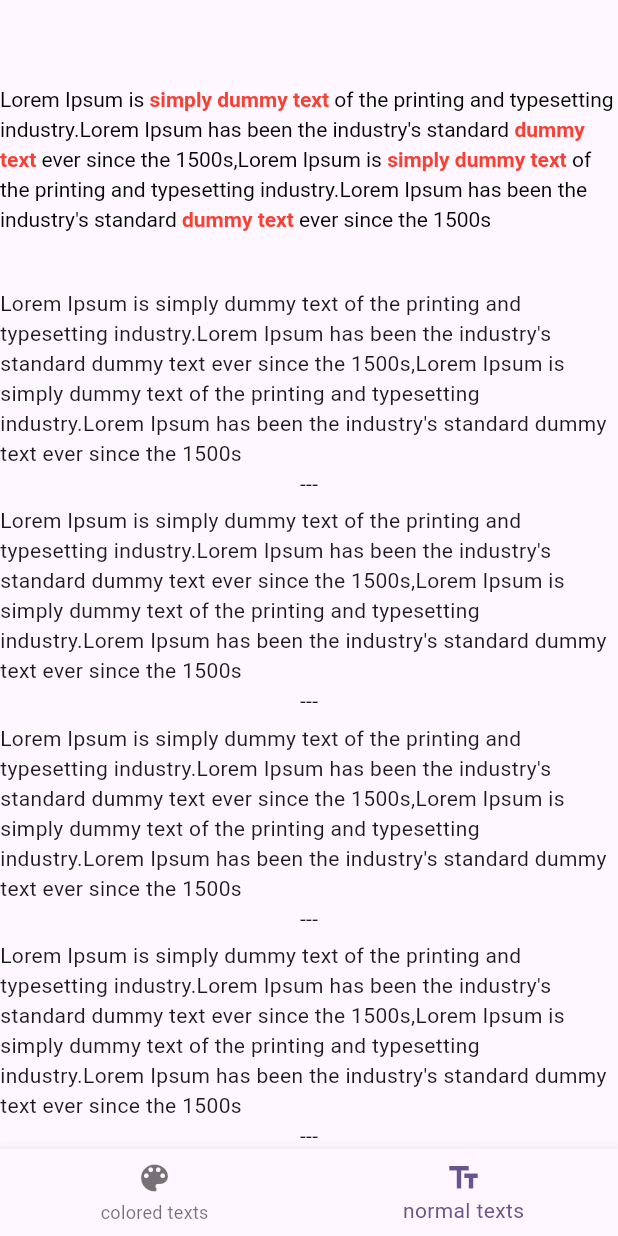
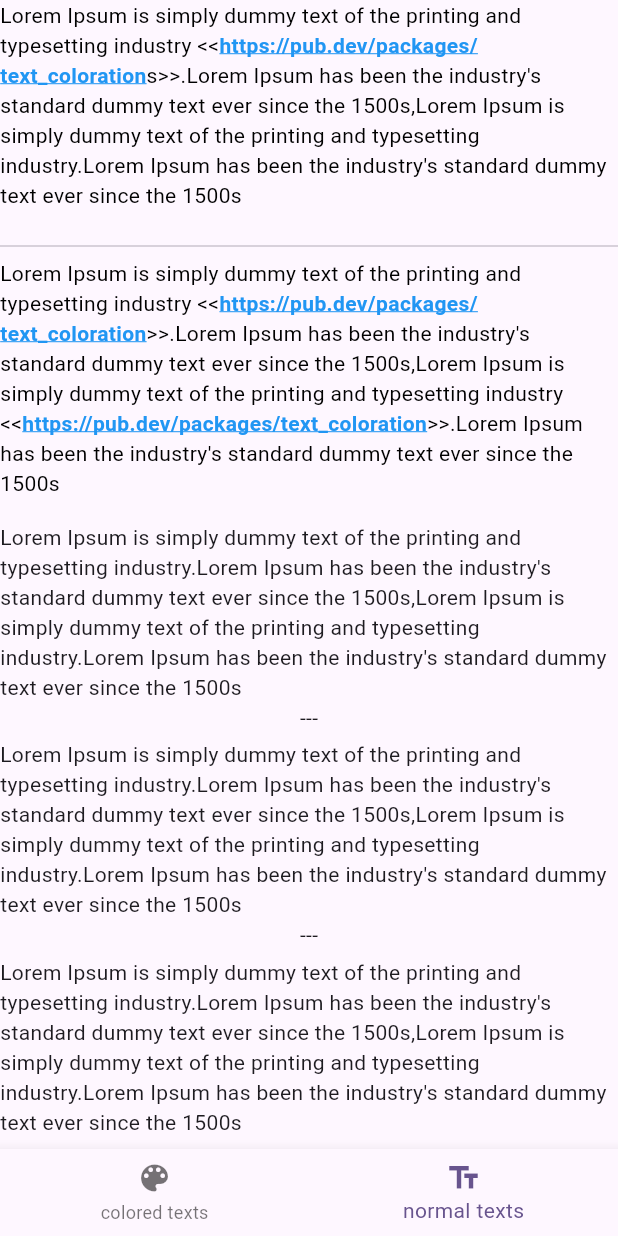
Before and after one commit to liodali/text_coloration, a Flutter app: the screen it shows after launch, item 2 of the bottom bar chosen, on a phone screen of 412 x 824 dp. Run offline on Flutter 3.47's test engine with Material 3 defaults, Android fonts, the phone set to English and light mode, and no system bars.

Commit message:
* improve text coloration implementation * add new constructor .link .text,.words for better managment

```diff
--- a/example/lib/main.dart
+++ b/example/lib/main.dart
@@ -1,5 +1,6 @@
 import 'package:flutter/material.dart';
 import 'package:text_coloration/text_coloration.dart';
+import 'package:url_launcher/url_launcher.dart';
 
 void main() {
   runApp(const MyApp());
@@ -36,21 +37,41 @@ class _StateFirstExample extends State<FirstExamplePage> {
   @override
   Widget build(BuildContext context) {
     return Scaffold(
-      appBar: AppBar(),
-      body: IndexedStack(
+      body: SafeArea(
+        child: IndexedStack(
           index: index,
           children: const [
             TextColorationExamples(),
             TextExample(),
           ],
         ),
-      bottomNavigationBar: BottomNavigationBar(
-        currentIndex: index,
+      ),
+      bottomNavigationBar: BottomNav(
+        index: index,
         onTap: (index) {
           setState(() {
             this.index = index;
           });
         },
+      ),
+    );
+  }
+}
+
+class BottomNav extends StatelessWidget {
+  final int index;
+  final Function(int) onTap;
+  const BottomNav({
+    super.key,
+    required this.index,
+    required this.onTap,
+  });
+
+  @override
+  Widget build(BuildContext context) {
+    return BottomNavigationBar(
+      currentIndex: index,
+      onTap: onTap,
       items: const [
         BottomNavigationBarItem(
           icon: Icon(
@@ -65,7 +86,6 @@ class _StateFirstExample extends State<FirstExamplePage> {
           label: "normal texts",
         ),
       ],
-      ),
     );
   }
 }
@@ -79,12 +99,12 @@ class TextColorationExamples extends StatelessWidget {
       itemBuilder: (context, _) {
         return Padding(
           padding: const EdgeInsets.only(bottom: 16),
-          child: TextColorationWidget(
+          child: TextColorationWidget.words(
             searchedTextStyle: const TextStyle(
               color: Colors.red,
               fontWeight: FontWeight.bold,
             ),
-            textToStyled: "simply dummy text",
+            wordsToStyled: const ['simply', 'dummy', 'text', 'lorem', 'ipsum'],
             text:
                 "Lorem Ipsum is simply dummy text of the printing and typesetting industry.Lorem Ipsum has been the industry's standard dummy text ever since the 1500s,Lorem Ipsum is simply dummy text of the printing and typesetting industry.Lorem Ipsum has been the industry's standard dummy text ever since the 1500s ",
             defaultTextStyleColor: const TextStyle(color: Colors.black),
@@ -92,7 +112,7 @@ class TextColorationExamples extends StatelessWidget {
           ),
         );
       },
-      itemCount: 50,
+      itemCount: 150,
       addAutomaticKeepAlives: true,
       addRepaintBoundaries: false,
     );
@@ -109,15 +129,47 @@ class TextExample extends StatelessWidget {
         mainAxisSize: MainAxisSize.min,
         children: [
           Padding(
-            padding: const EdgeInsets.only(bottom: 16),
-            child: TextColorationWidget(
-              searchedTextStyle: const TextStyle(
-                color: Colors.red,
+            padding: const EdgeInsets.only(
+              bottom: 16,
+            ),
+            child: TextColorationWidget.link(
+              urlTextStyle: const TextStyle(
+                color: Colors.blue,
                 fontWeight: FontWeight.bold,
+                decoration: TextDecoration.underline,
+                decorationColor: Colors.blue,
               ),
-              textToStyled: "simply dummy text",
+              urlAction: () {
+                launchUrl(
+                  Uri.parse('https://pub.dev/packages/text_coloration'),
+                );
+              },
+              url: 'https://pub.dev/packages/text_coloration',
               text:
-                  "Lorem Ipsum is simply dummy text of the printing and typesetting industry.Lorem Ipsum has been the industry's standard dummy text ever since the 1500s,Lorem Ipsum is simply dummy text of the printing and typesetting industry.Lorem Ipsum has been the industry's standard dummy text ever since the 1500s ",
+                  "Lorem Ipsum is simply dummy text of the printing and typesetting industry <<https://pub.dev/packages/text_colorations>>.Lorem Ipsum has been the industry's standard dummy text ever since the 1500s,Lorem Ipsum is simply dummy text of the printing and typesetting industry.Lorem Ipsum has been the industry's standard dummy text ever since the 1500s ",
+              defaultTextStyleColor: const TextStyle(color: Colors.black),
+            ),
+          ),
+          const Divider(),
+          Padding(
+            padding: const EdgeInsets.only(
+              bottom: 16,
+            ),
+            child: TextColorationWidget.link(
+              urlTextStyle: const TextStyle(
+                color: Colors.blue,
+                fontWeight: FontWeight.bold,
+                decoration: TextDecoration.underline,
+                decorationColor: Colors.blue,
+              ),
+              urlAction: () {
+                launchUrl(
+                  Uri.parse('https://pub.dev/packages/text_coloration'),
+                );
+              },
+              url: 'https://pub.dev/packages/text_coloration',
+              text:
+                  "Lorem Ipsum is simply dummy text of the printing and typesetting industry <<https://pub.dev/packages/text_coloration>>.Lorem Ipsum has been the industry's standard dummy text ever since the 1500s,Lorem Ipsum is simply dummy text of the printing and typesetting industry <<https://pub.dev/packages/text_coloration>>.Lorem Ipsum has been the industry's standard dummy text ever since the 1500s ",
               defaultTextStyleColor: const TextStyle(color: Colors.black),
             ),
           ),
--- a/example/pubspec.yaml
+++ b/example/pubspec.yaml
@@ -30,6 +30,7 @@ environment:
 dependencies:
   flutter:
     sdk: flutter
+  url_launcher: ^6.3.0
   text_coloration:
     path: ../
 
--- a/lib/text_coloration.dart
+++ b/lib/text_coloration.dart
@@ -1,5 +1,6 @@
 library text_coloration;
 
+import 'package:flutter/gestures.dart';
 import 'package:flutter/material.dart';
 
 /// [TextColorationWidget]
@@ -7,140 +8,130 @@ import 'package:flutter/material.dart';
 /// this widget will stylish a part of a [text] depend on  the text searched
 /// [textToStyled] where will use [searchedTextStyle] to do that
 /// also you should provide the maxlines
-class TextColorationWidget extends StatelessWidget {
+class TextColorationWidget extends StatefulWidget {
   final String text;
-  final String textToStyled;
   final TextStyle searchedTextStyle;
   final TextStyle defaultTextStyleColor;
-  final int maxlines;
+  final int? maxlines;
   final TextDirection textDirection;
-  final Size? size;
   final TextScaler? textScaler;
   final StrutStyle? strutStyle;
   final TextAlign? textAlign;
   final Locale? locale;
-  TextColorationWidget({
+  final List<String> _textsToStyled;
+  final VoidCallback? _urlAction;
+  TextColorationWidget.text({
     super.key,
     required this.text,
-    required this.textToStyled,
-    required this.searchedTextStyle,
+    required String textToStyled,
+    required TextStyle wordStyle,
     required this.defaultTextStyleColor,
     this.maxlines = 9199999999,
     this.textDirection = TextDirection.ltr,
-    this.size,
     this.textScaler = TextScaler.noScaling,
     this.strutStyle,
     this.textAlign,
     this.locale,
-  }) : assert(defaultTextStyleColor.compareTo(searchedTextStyle) !=
+  })  : _textsToStyled = [textToStyled.split(' ').first],
+        searchedTextStyle = wordStyle,
+        _urlAction = null,
+        assert(!textToStyled.contains(" "),
+            'use our construtor `.text` instead of default one'),
+        assert(defaultTextStyleColor.compareTo(wordStyle) !=
+                RenderComparison.identical ||
+            defaultTextStyleColor.compareTo(wordStyle) !=
+                RenderComparison.layout);
+  TextColorationWidget.link({
+    super.key,
+    required this.text,
+    required String url,
+    required TextStyle urlTextStyle,
+    required VoidCallback urlAction,
+    required this.defaultTextStyleColor,
+    this.maxlines,
+    this.textDirection = TextDirection.ltr,
+    this.textScaler = TextScaler.noScaling,
+    this.strutStyle,
+    this.textAlign,
+    this.locale,
+  })  : _textsToStyled = [url],
+        searchedTextStyle = urlTextStyle,
+        _urlAction = urlAction,
+        assert(!url.contains(' '),
+            'use our construtor `.text` instead of default one'),
+        assert(defaultTextStyleColor.compareTo(urlTextStyle) !=
+                RenderComparison.identical ||
+            defaultTextStyleColor.compareTo(urlTextStyle) !=
+                RenderComparison.layout);
+  TextColorationWidget.words({
+    super.key,
+    required this.text,
+    required List<String> wordsToStyled,
+    required this.searchedTextStyle,
+    required this.defaultTextStyleColor,
+    this.maxlines,
+    this.textDirection = TextDirection.ltr,
+    this.textScaler = TextScaler.noScaling,
+    this.strutStyle,
+    this.textAlign,
+    this.locale,
+  })  : _textsToStyled = wordsToStyled,
+        _urlAction = null,
+        assert(wordsToStyled.map((e) => e.contains(" ") || e == ' ').isNotEmpty,
+            'words should not contain spaces.'),
+        assert(defaultTextStyleColor.compareTo(searchedTextStyle) !=
                 RenderComparison.identical ||
             defaultTextStyleColor.compareTo(searchedTextStyle) !=
                 RenderComparison.layout);
 
   @override
-  Widget build(BuildContext context) {
-    return CustomPaint(
-      painter: TextColorationPainter(
-        text: text,
-        textToStyle: textToStyled,
-        searchedTextStyle: searchedTextStyle,
-        defaultTextStyleColor: defaultTextStyleColor,
-        maxlines: maxlines,
-        textDirection: textDirection,
-        textScaler: textScaler ?? MediaQuery.textScalerOf(context),
-        strutStyle: strutStyle ??
-            StrutStyle.fromTextStyle(
-              DefaultTextStyle.of(context).style.merge(defaultTextStyleColor),
-            ),
-      ),
-      isComplex: true,
-      willChange: false,
-      size: size ?? Size.zero,
-      child: Text(
-        text,
-        style: defaultTextStyleColor.copyWith(
-          color: Colors.transparent,
-        ),
-        maxLines: maxlines,
-        textAlign: textAlign,
-        locale: locale,
-      ),
-    );
-  }
+  State<StatefulWidget> createState() => _TextColorationState();
 }
 
-class TextColorationPainter extends CustomPainter {
-  final String text;
-  final String textToStyle;
-  final TextStyle searchedTextStyle;
-  final TextStyle defaultTextStyleColor;
-  final int maxlines;
-  final TextDirection textDirection;
-  final TextScaler textScaler;
-  final StrutStyle? strutStyle;
-
-  final TextAlign? textAlign;
-  final Locale? locale;
-  const TextColorationPainter({
-    required this.text,
-    required this.textToStyle,
-    required this.searchedTextStyle,
-    required this.defaultTextStyleColor,
-    this.textScaler = TextScaler.noScaling,
-    this.strutStyle,
-    this.maxlines = 9199999999,
-    this.textDirection = TextDirection.ltr,
-    this.textAlign,
-    this.locale,
-  });
-
+class _TextColorationState extends State<TextColorationWidget> {
+  late List<String> searchedText;
+  late List<TextSpan> spans;
   @override
-  void paint(Canvas canvas, Size size) {
-    List<TextSpan> textsSpanTitle = [];
-
-    List<String> searchWords = searchedTextPreparation(textToStyle);
-
-    String mtitle = text;
-    textsSpanTitle = colorationSpan(mtitle, searchWords);
-    final mainTitle = TextSpan(
-      //text: textsSpanTitle.first.text,
-      style: textsSpanTitle.first.style!.copyWith(
-        height: 1.0,
-      ),
-      children: textsSpanTitle.toList(),
-    );
-
-    final painter = TextPainter(
-      text: mainTitle,
-      textDirection: textDirection,
-      maxLines: maxlines,
-      ellipsis: "...",
-      textScaler: textScaler,
-      strutStyle: strutStyle,
-      locale: locale,
-      textAlign: textAlign ?? TextAlign.start,
-    );
-    painter.layout(
-      minWidth: 0,
-      maxWidth: size.width,
-    );
-    debugPrint(painter.height.toString());
-    painter.paint(canvas, Offset.zero);
+  void initState() {
+    super.initState();
+    searchedText = widget._textsToStyled.length == 1
+        ? widget._textsToStyled
+        : searchedTextPreparation(widget.text, widget._textsToStyled);
+    spans = colorationSpan(widget.text, searchedText);
   }
 
   @override
-  bool shouldRepaint(covariant TextColorationPainter oldDelegate) {
-    return false;
-    /* return text != oldDelegate.text ||
-        searchedTextStyle.compareTo(oldDelegate.searchedTextStyle) !=
-            RenderComparison.identical ||
-        textToStyle != oldDelegate.textToStyle ||
-        maxlines != oldDelegate.maxlines ||
-        defaultTextStyleColor != oldDelegate.defaultTextStyleColor;*/
+  void didUpdateWidget(covariant TextColorationWidget oldWidget) {
+    super.didUpdateWidget(oldWidget);
+    if (oldWidget._textsToStyled != widget._textsToStyled ||
+        oldWidget.text != widget.text) {
+      searchedText = widget._textsToStyled.length == 1
+          ? widget._textsToStyled
+          : searchedTextPreparation(widget.text, widget._textsToStyled);
+      setState(() {
+        spans = colorationSpan(widget.text, searchedText);
+      });
+    }
   }
 
-  List<String> searchedTextPreparation(String textToStyle) {
-    List<String> searchWords = textToStyle.toLowerCase().split(" ");
+  @override
+  Widget build(BuildContext context) {
+    return Text.rich(
+      TextSpan(
+        children: spans,
+      ),
+      textAlign: widget.textAlign,
+      textDirection: widget.textDirection,
+      style: widget.defaultTextStyleColor,
+      maxLines: widget.maxlines,
+      locale: widget.locale,
+      textScaler: widget.textScaler,
+    );
+  }
+
+  List<String> searchedTextPreparation(String text, List<String> textToStyle) {
+    List<String> searchWords =
+        List.from(textToStyle); // textToStyle.toLowerCase().split(" ");
 // 2. remove duplicated searchable text
     searchWords = Set<String>.from(searchWords).toList();
 
@@ -189,7 +180,11 @@ class TextColorationPainter extends CustomPainter {
         textsSpanTitle.add(
           TextSpan(
             text: mtitle.substring(0, searchWords.first.length),
-            style: searchedTextStyle,
+            style: widget.searchedTextStyle,
+            mouseCursor:
+                widget._urlAction != null ? SystemMouseCursors.click : null,
+            recognizer: TapGestureRecognizer()
+              ..onTap = () => widget._urlAction?.call(),
           ),
         );
         mtitle = mtitle.substring(searchWords.first.length);
@@ -214,7 +209,7 @@ class TextColorationPainter extends CustomPainter {
           textsSpanTitle.add(
             TextSpan(
               text: innerText,
-              style: defaultTextStyleColor,
+              style: widget.defaultTextStyleColor,
             ),
           );
         }
@@ -227,7 +222,7 @@ class TextColorationPainter extends CustomPainter {
         textsSpanTitle.add(
           TextSpan(
             text: mtitle.substring(0),
-            style: defaultTextStyleColor,
+            style: widget.defaultTextStyleColor,
           ),
         );
         mtitle = "";
```
Also changed, not shown: 2 other files. Lines whose indentation alone changed are shown as unchanged.
